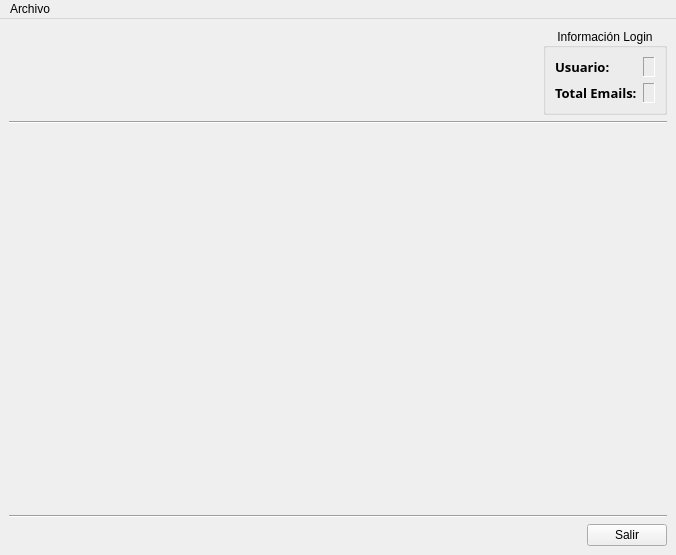
The window that App Superior Core/UI_QT/principal.ui (Daniers/Superior-Core) describes before a commit, drawn with Qt 5.
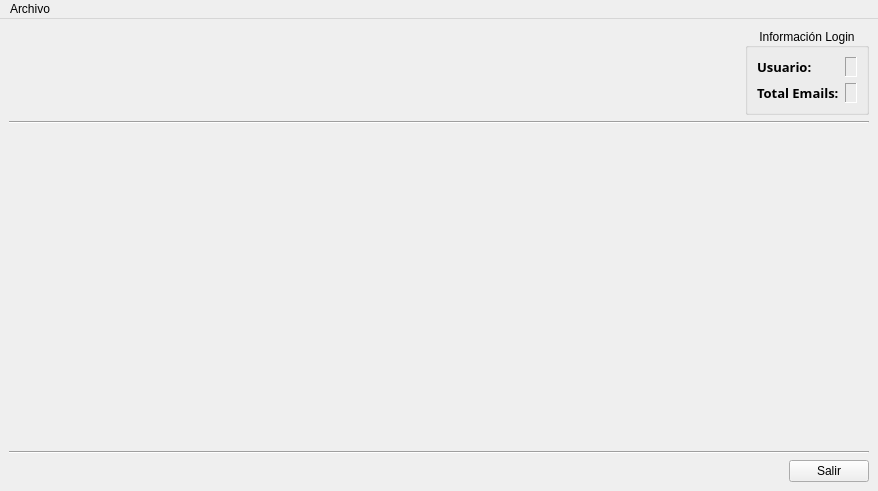
The same window after the commit.

The edit to the form file:
```diff
--- a/App Superior Core/UI_QT/principal.ui
+++ b/App Superior Core/UI_QT/principal.ui
@@ -6,8 +6,8 @@
    <rect>
     <x>0</x>
     <y>0</y>
-    <width>676</width>
-    <height>555</height>
+    <width>878</width>
+    <height>491</height>
    </rect>
   </property>
   <property name="windowTitle">
@@ -201,7 +201,7 @@
     <rect>
      <x>0</x>
      <y>0</y>
-     <width>676</width>
+     <width>878</width>
      <height>21</height>
     </rect>
    </property>
```
Left out of the diff: 4 changed lines with no effect on the pictures.
